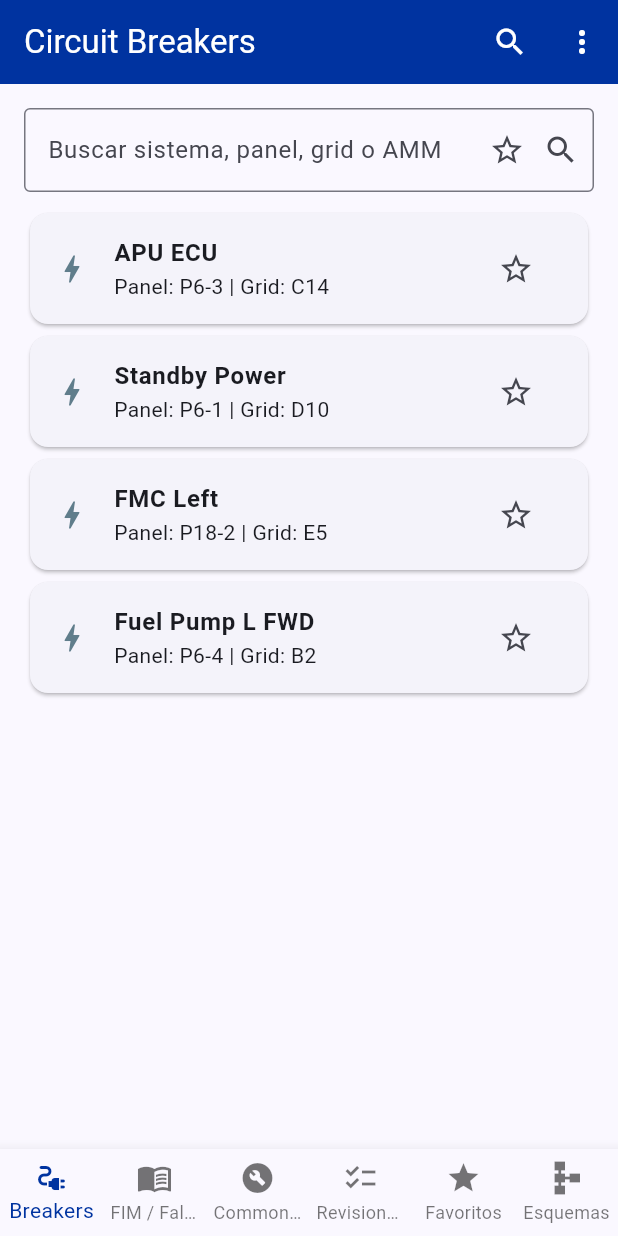
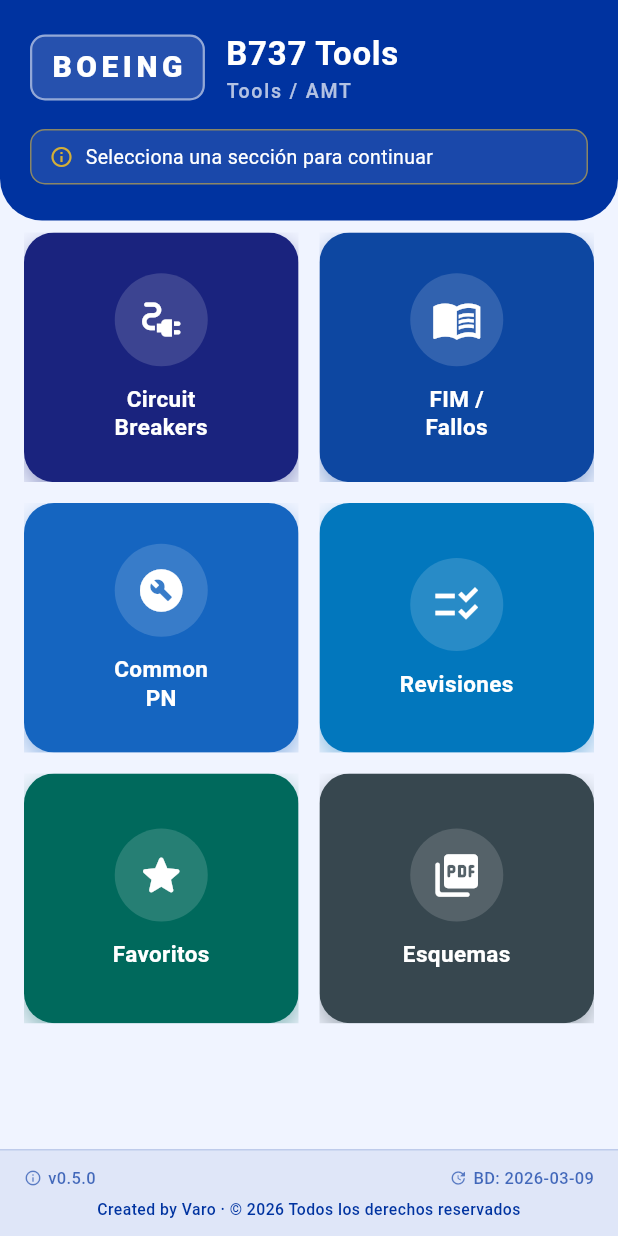
Before and after one commit to Varohub-ilfuzza/737-TOOLS, a Flutter app: the screen it shows after launch, after a tap on "ACEPTO Y COMPRENDO", on a phone screen of 412 x 824 dp. Run offline on Flutter 3.47's test engine with Material 3 defaults, Android fonts, the phone set to English and light mode, and no system bars; our stand-ins replace image_picker, share_plus, shared_preferences; missing offline and left inert: pdfx; network calls fail.

Commit message:
feat(home): nueva HomeScreen con logo Boeing, subtítulo Tools/AMT y footer
- Header: logo BOEING en blanco sobre fondo azul + subtítulo "Tools / AMT"
- Footer: versión de app (v0.5.0), fecha de actualización de BD y créditos
- disclaimer_screen: navega a HomeScreen en lugar de MainNavigationScreen

https://claude.ai/code/session_01VcyLjUQcVo2zyQD8w7aYkM

```diff
--- a/lib/screens/disclaimer_screen.dart
+++ b/lib/screens/disclaimer_screen.dart
@@ -1,6 +1,6 @@
 import 'package:flutter/material.dart';
 import '../l10n/app_strings.dart';
-import 'main_navigation_screen.dart';
+import 'home_screen.dart';
 
 class DisclaimerScreen extends StatelessWidget {
   const DisclaimerScreen({super.key});
@@ -44,7 +44,7 @@ class DisclaimerScreen extends StatelessWidget {
                   Navigator.pushReplacement(
                     context,
                     MaterialPageRoute(
-                      builder: (context) => const MainNavigationScreen(),
+                      builder: (context) => const HomeScreen(),
                     ),
                   );
                 },
--- /dev/null
+++ b/lib/screens/home_screen.dart
@@ -0,0 +1,343 @@
+import 'dart:convert';
+import 'package:flutter/material.dart';
+import 'package:flutter/services.dart';
+import 'cb_search_screen.dart';
+import 'fim_search_screen.dart';
+import 'common_pn_screen.dart';
+import 'revisions_screen.dart';
+import 'favorites_screen.dart';
+import 'schemas_screen.dart';
+
+class HomeScreen extends StatelessWidget {
+  const HomeScreen({super.key});
+
+  static const Color _primary = Color(0xFF0033A0);
+  static const Color _accent = Color(0xFFD4AF37); // Dorado aeronáutico
+
+  static const List<_MenuSection> _sections = [
+    _MenuSection(
+      label: 'Circuit\nBreakers',
+      icon: Icons.electrical_services,
+      color: Color(0xFF1A237E),
+      screen: CbSearchScreen(),
+    ),
+    _MenuSection(
+      label: 'FIM /\nFallos',
+      icon: Icons.menu_book,
+      color: Color(0xFF0D47A1),
+      screen: FimSearchScreen(),
+    ),
+    _MenuSection(
+      label: 'Common\nPN',
+      icon: Icons.build_circle,
+      color: Color(0xFF1565C0),
+      screen: CommonPnScreen(),
+    ),
+    _MenuSection(
+      label: 'Revisiones',
+      icon: Icons.checklist_rtl,
+      color: Color(0xFF0277BD),
+      screen: RevisionsScreen(),
+    ),
+    _MenuSection(
+      label: 'Favoritos',
+      icon: Icons.star_rounded,
+      color: Color(0xFF00695C),
+      screen: FavoritesScreen(),
+    ),
+    _MenuSection(
+      label: 'Esquemas',
+      icon: Icons.picture_as_pdf_rounded,
+      color: Color(0xFF37474F),
+      screen: SchemasScreen(),
+    ),
+  ];
+
+  @override
+  Widget build(BuildContext context) {
+    return Scaffold(
+      backgroundColor: const Color(0xFFF0F4FF),
+      body: SafeArea(
+        child: Column(
+          children: [
+            _Header(),
+            Expanded(
+              child: Padding(
+                padding: const EdgeInsets.fromLTRB(16, 8, 16, 8),
+                child: GridView.builder(
+                  physics: const NeverScrollableScrollPhysics(),
+                  itemCount: _sections.length,
+                  gridDelegate: const SliverGridDelegateWithFixedCrossAxisCount(
+                    crossAxisCount: 2,
+                    crossAxisSpacing: 14,
+                    mainAxisSpacing: 14,
+                    childAspectRatio: 1.1,
+                  ),
+                  itemBuilder: (context, index) =>
+                      _SectionCard(section: _sections[index]),
+                ),
+              ),
+            ),
+            const _Footer(),
+          ],
+        ),
+      ),
+    );
+  }
+}
+
+// ── HEADER ──────────────────────────────────────────────────────────────────
+
+class _Header extends StatelessWidget {
+  @override
+  Widget build(BuildContext context) {
+    return Container(
+      width: double.infinity,
+      padding: const EdgeInsets.fromLTRB(20, 20, 20, 24),
+      decoration: const BoxDecoration(
+        color: HomeScreen._primary,
+        borderRadius: BorderRadius.vertical(bottom: Radius.circular(28)),
+      ),
+      child: Column(
+        crossAxisAlignment: CrossAxisAlignment.start,
+        children: [
+          Row(
+            children: [
+              // Boeing logo: texto blanco sobre fondo azul con borde
+              Container(
+                padding: const EdgeInsets.symmetric(horizontal: 12, vertical: 6),
+                decoration: BoxDecoration(
+                  color: Colors.white.withOpacity(0.15),
+                  borderRadius: BorderRadius.circular(10),
+                  border: Border.all(color: Colors.white.withOpacity(0.5), width: 1.5),
+                ),
+                child: const Text(
+                  'BOEING',
+                  style: TextStyle(
+                    color: Colors.white,
+                    fontSize: 20,
+                    fontWeight: FontWeight.w900,
+                    letterSpacing: 3,
+                  ),
+                ),
+              ),
+              const SizedBox(width: 14),
+              const Column(
+                crossAxisAlignment: CrossAxisAlignment.start,
+                children: [
+                  Text(
+                    'B737 Tools',
+                    style: TextStyle(
+                      color: Colors.white,
+                      fontSize: 22,
+                      fontWeight: FontWeight.bold,
+                      letterSpacing: 0.5,
+                    ),
+                  ),
+                  Text(
+                    'Tools / AMT',
+                    style: TextStyle(
+                      color: Colors.white70,
+                      fontSize: 13,
+                      fontWeight: FontWeight.w500,
+                      letterSpacing: 1.2,
+                    ),
+                  ),
+                ],
+              ),
+            ],
+          ),
+          const SizedBox(height: 16),
+          Container(
+            padding: const EdgeInsets.symmetric(horizontal: 12, vertical: 8),
+            decoration: BoxDecoration(
+              color: Colors.white.withOpacity(0.1),
+              borderRadius: BorderRadius.circular(10),
+              border: Border.all(color: HomeScreen._accent.withOpacity(0.6)),
+            ),
+            child: const Row(
+              children: [
+                Icon(Icons.info_outline, color: HomeScreen._accent, size: 16),
+                SizedBox(width: 8),
+                Text(
+                  'Selecciona una sección para continuar',
+                  style: TextStyle(color: Colors.white, fontSize: 13),
+                ),
+              ],
+            ),
+          ),
+        ],
+      ),
+    );
+  }
+}
+
+// ── FOOTER ───────────────────────────────────────────────────────────────────
+
+class _Footer extends StatefulWidget {
+  const _Footer();
+
+  @override
+  State<_Footer> createState() => _FooterState();
+}
+
+class _FooterState extends State<_Footer> {
+  String _dbDate = '—';
+
+  @override
+  void initState() {
+    super.initState();
+    _loadDbDate();
+  }
+
+  Future<void> _loadDbDate() async {
+    try {
+      final raw = await rootBundle.loadString('assets/data_version.json');
+      final map = json.decode(raw) as Map<String, dynamic>;
+      final date = map['updated'] as String? ?? '—';
+      if (mounted) setState(() => _dbDate = date);
+    } catch (_) {}
+  }
+
+  @override
+  Widget build(BuildContext context) {
+    return Container(
+      width: double.infinity,
+      padding: const EdgeInsets.symmetric(vertical: 10, horizontal: 16),
+      decoration: BoxDecoration(
+        color: HomeScreen._primary.withOpacity(0.07),
+        border: Border(
+          top: BorderSide(color: HomeScreen._primary.withOpacity(0.15)),
+        ),
+      ),
+      child: Column(
+        children: [
+          Row(
+            mainAxisAlignment: MainAxisAlignment.spaceBetween,
+            children: [
+              _FooterChip(
+                icon: Icons.info_outline,
+                label: 'v0.5.0',
+              ),
+              _FooterChip(
+                icon: Icons.update_rounded,
+                label: 'BD: $_dbDate',
+              ),
+            ],
+          ),
+          const SizedBox(height: 6),
+          const Text(
+            'Created by Varo · © 2026 Todos los derechos reservados',
+            style: TextStyle(
+              color: Color(0xFF0033A0),
+              fontSize: 10.5,
+              fontWeight: FontWeight.w500,
+              letterSpacing: 0.3,
+            ),
+            textAlign: TextAlign.center,
+          ),
+        ],
+      ),
+    );
+  }
+}
+
+class _FooterChip extends StatelessWidget {
+  const _FooterChip({required this.icon, required this.label});
+  final IconData icon;
+  final String label;
+
+  @override
+  Widget build(BuildContext context) {
+    return Row(
+      mainAxisSize: MainAxisSize.min,
+      children: [
+        Icon(icon, size: 12, color: const Color(0xFF0033A0).withOpacity(0.6)),
+        const SizedBox(width: 4),
+        Text(
+          label,
+          style: TextStyle(
+            color: const Color(0xFF0033A0).withOpacity(0.7),
+            fontSize: 11,
+            fontWeight: FontWeight.w500,
+          ),
+        ),
+      ],
+    );
+  }
+}
+
+// ── TARJETA DE SECCIÓN ───────────────────────────────────────────────────────
+
+class _SectionCard extends StatelessWidget {
+  const _SectionCard({required this.section});
+  final _MenuSection section;
+
+  @override
+  Widget build(BuildContext context) {
+    return Material(
+      color: Colors.transparent,
+      child: InkWell(
+        borderRadius: BorderRadius.circular(20),
+        onTap: () {
+          Navigator.push(
+            context,
+            MaterialPageRoute(builder: (_) => section.screen),
+          );
+        },
+        child: Ink(
+          decoration: BoxDecoration(
+            color: section.color,
+            borderRadius: BorderRadius.circular(20),
+            boxShadow: [
+              BoxShadow(
+                color: section.color.withOpacity(0.4),
+                blurRadius: 12,
+                offset: const Offset(0, 6),
+              ),
+            ],
+          ),
+          child: Column(
+            mainAxisAlignment: MainAxisAlignment.center,
+            children: [
+              Container(
+                padding: const EdgeInsets.all(14),
+                decoration: BoxDecoration(
+                  color: Colors.white.withOpacity(0.15),
+                  shape: BoxShape.circle,
+                ),
+                child: Icon(section.icon, color: Colors.white, size: 34),
+              ),
+              const SizedBox(height: 12),
+              Text(
+                section.label,
+                textAlign: TextAlign.center,
+                style: const TextStyle(
+                  color: Colors.white,
+                  fontSize: 15,
+                  fontWeight: FontWeight.w600,
+                  height: 1.25,
+                ),
+              ),
+            ],
+          ),
+        ),
+      ),
+    );
+  }
+}
+
+// ── MODELO INTERNO ────────────────────────────────────────────────────────────
+
+class _MenuSection {
+  const _MenuSection({
+    required this.label,
+    required this.icon,
+    required this.color,
+    required this.screen,
+  });
+  final String label;
+  final IconData icon;
+  final Color color;
+  final Widget screen;
+}
```
